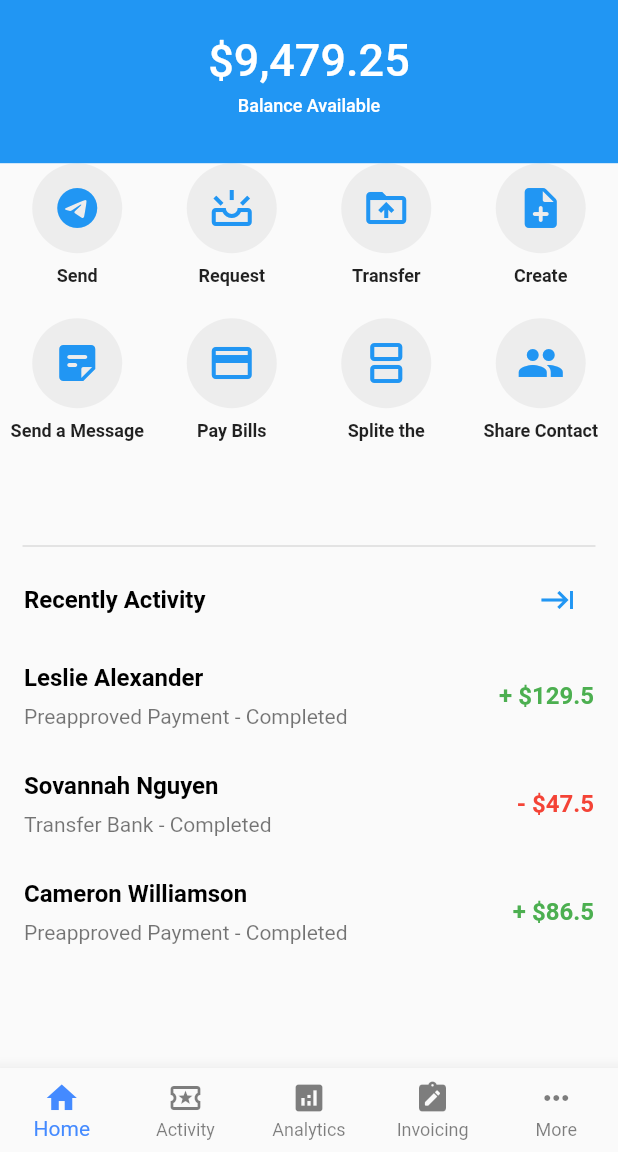
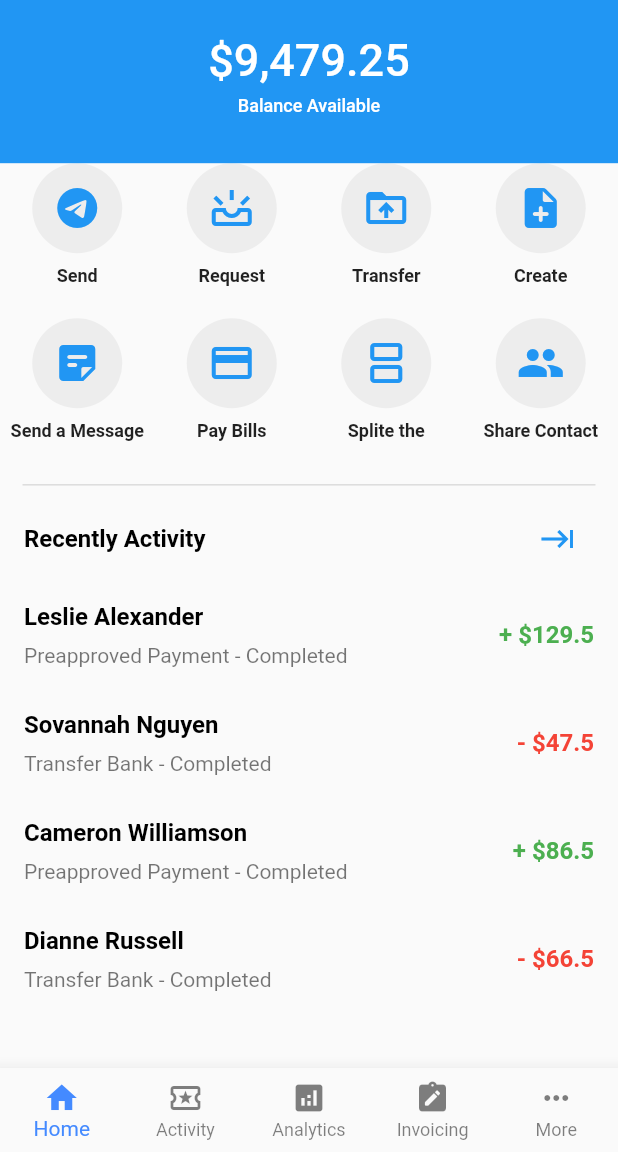
Before and after one commit to VISAL-NY/demo, a Flutter app: the SecondPage screen opened directly, on a phone screen of 412 x 824 dp, the part 84-1236 px from its top. Run offline on Flutter 3.47's test engine with Material 2 defaults, Android fonts, the phone set to English and light mode, and no system bars; Roboto replaces fonts that are missing (fonts/DMSans-Regular.ttf).

```diff
--- a/lib/pages/second_page.dart
+++ b/lib/pages/second_page.dart
@@ -49,10 +49,9 @@ class _SecondPageState extends State<SecondPage> {
                 ),
                 ),
             SliverList(delegate: SliverChildListDelegate([
-              Container(
-                height:MediaQuery.of(context).size.height*0.3,
-                //color:Colors.red,
-                child: GridView.count(
+              GridView.count(
+                  physics: const NeverScrollableScrollPhysics(),
+                  shrinkWrap: true,
                   mainAxisSpacing:0.4,
                   crossAxisCount: 4,
                   children: [
@@ -67,18 +66,15 @@ class _SecondPageState extends State<SecondPage> {
                     _buildMenu(Icons.group, "Share Contact"),
                 ],
               ),
-              ),
               Padding(
                 padding: const EdgeInsets.only(left: 15,right: 15),
                 child: Divider(
                     thickness: 1,
                 ),
               ),
-              Container(
-                //color: Colors.orange,
-                padding: EdgeInsets.only(top: 0),
-                height: MediaQuery.of(context).size.height*0.35,
-                child: ListView(
+              ListView(
+                physics: const NeverScrollableScrollPhysics(),
+                shrinkWrap: true,
                 children: [
                   ListTile(
                     title: Text("Recently Activity",style: TextStyle(
@@ -99,7 +95,6 @@ class _SecondPageState extends State<SecondPage> {
                   _listTile("Dianne Russell", "Transfer Bank - Completed", " - \$66.5",Colors.red),
 
                 ],
-                ),
               ),
             ]))
           ],
--- a/pubspec.yaml
+++ b/pubspec.yaml
@@ -55,7 +55,7 @@ flutter_icons:
   android: "launcher_icon"
   ios: true
   image_path: "asset/logo.png"
-  min_sdk_android: 19 # android min sdk min:16, default 21
+  min_sdk_android: 21 # android min sdk min:16, default 21
 
 
 # For information on the generic Dart part of this file, see the
```
Also changed, not shown: pubspec.lock, 3 other files. Lines whose indentation alone changed are shown as unchanged.
